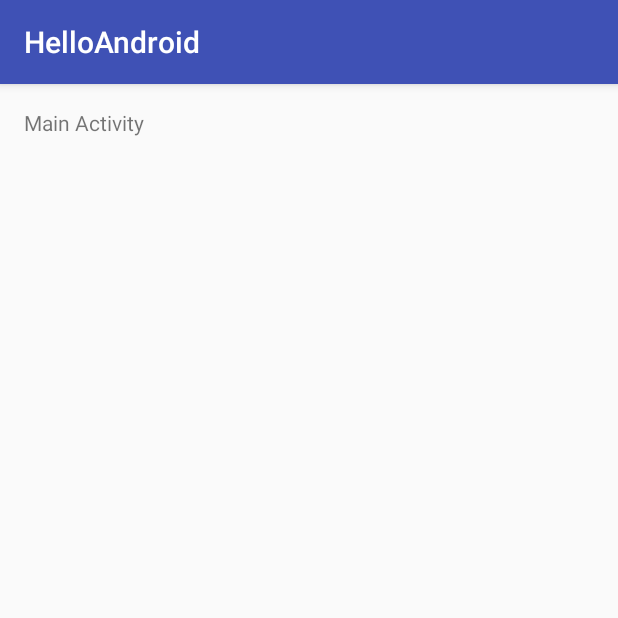
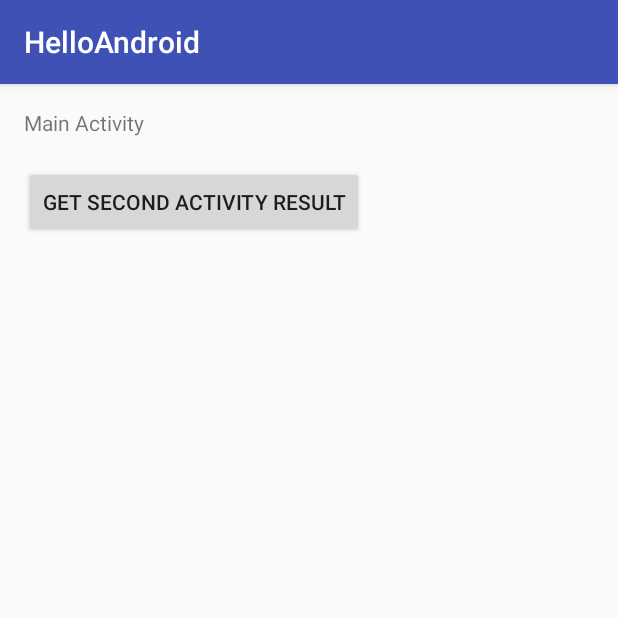
Before and after one commit to yasuosm/HelloAndroid, an Android app: the screen it shows after launch (MainActivity), on a phone screen of 412 x 824 dp, the top half of it. Run offline under Robolectric (Android 15) with nearby library versions, the phone set to English and light mode, and no system bars.

Commit message:
Intent - Get Activity Result

```diff
--- a/app/src/main/java/xyz/annt/helloandroid/MainActivity.java
+++ b/app/src/main/java/xyz/annt/helloandroid/MainActivity.java
@@ -7,29 +7,51 @@ import android.net.Uri;
 import android.os.Build;
 import android.os.Bundle;
 import android.support.v7.app.AppCompatActivity;
+import android.view.View;
+import android.widget.TextView;
+import android.widget.Button;
 
 public class MainActivity extends AppCompatActivity {
 
+    static final String TAG = "MainActivity";
     static final int PERMISSIONS_REQUEST_CALL_PHONE = 1;
+    static final int SECOND_ACTIVITY_RESULT = 2;
 
     @Override
     protected void onCreate(Bundle savedInstanceState) {
         super.onCreate(savedInstanceState);
         setContentView(R.layout.activity_main);
 
+        Button button = (Button) findViewById(R.id.button);
+        button.setOnClickListener(new View.OnClickListener() {
+            @Override
+            public void onClick(View v) {
 //        startSecondActivity();
 //        startActionView();
-        callPhone();
+//        callPhone();
+                getSecondActivityResult();
+            }
+        });
     }
 
-    public void startSecondActivity() {
-        Intent secondActivity = new Intent(MainActivity.this, SecondActivity.class);
-        startActivity(secondActivity);
+    public void getSecondActivityResult() {
+        Intent intent = new Intent(this, SecondActivity.class);
+        startActivityForResult(intent, SECOND_ACTIVITY_RESULT);
     }
 
-    public void startActionView() {
-        Intent actionView = new Intent(Intent.ACTION_VIEW);
-        startActivity(actionView);
+    @Override
+    protected void onActivityResult(int requestCode, int resultCode, Intent intent) {
+        switch (requestCode) {
+            case SECOND_ACTIVITY_RESULT: {
+                TextView textResult = (TextView) findViewById(R.id.textResult);
+                if (resultCode == RESULT_OK) {
+                    String message = intent.getStringExtra("message");
+                    textResult.setText("RESULT_OK " + message);
+                } else {
+                    textResult.setText("RESULT_CANCELED");
+                }
+            }
+        }
     }
 
     public void callPhone() {
@@ -65,4 +87,14 @@ public class MainActivity extends AppCompatActivity {
             // permissions this app might request
         }
     }
+
+    public void startActionView() {
+        Intent actionView = new Intent(Intent.ACTION_VIEW);
+        startActivity(actionView);
+    }
+
+    public void startSecondActivity() {
+        Intent secondActivity = new Intent(this, SecondActivity.class);
+        startActivity(secondActivity);
+    }
 }
--- a/app/src/main/res/layout/activity_main.xml
+++ b/app/src/main/res/layout/activity_main.xml
@@ -15,4 +15,23 @@
         android:layout_alignParentTop="true"
         android:layout_alignParentLeft="true"
         android:layout_alignParentStart="true" />
+
+    <TextView
+        android:layout_width="wrap_content"
+        android:layout_height="wrap_content"
+        android:text=""
+        android:id="@+id/textResult"
+        android:layout_below="@+id/textView"
+        android:layout_alignParentLeft="true"
+        android:layout_alignParentStart="true" />
+
+    <Button
+        android:layout_width="wrap_content"
+        android:layout_height="wrap_content"
+        android:text="@string/get_second_activity_result"
+        android:id="@+id/button"
+        android:layout_below="@+id/textResult"
+        android:layout_alignParentLeft="true"
+        android:layout_alignParentStart="true" />
+
 </RelativeLayout>
--- a/app/src/main/res/values/strings.xml
+++ b/app/src/main/res/values/strings.xml
@@ -2,4 +2,8 @@
     <string name="app_name">HelloAndroid</string>
     <string name="main_activity">Main Activity</string>
     <string name="second_activity">Second Activity</string>
+    <string name="start_second_activity">Start Second Activity</string>
+    <string name="start_action_view">Start ACTION_VIEW</string>
+    <string name="call_phone">Call Phone</string>
+    <string name="get_second_activity_result">Get Second Activity Result</string>
 </resources>
```
Also changed, not shown: app/src/main/java/xyz/annt/helloandroid/SecondActivity.java (+14 -1 lines), 1 other file.
